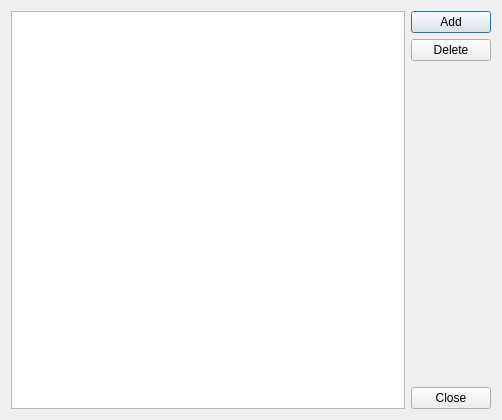
First picture: the form in src/forms/employeedialog.ui, repository fverco/CompanyCovidQuery, before the edit.
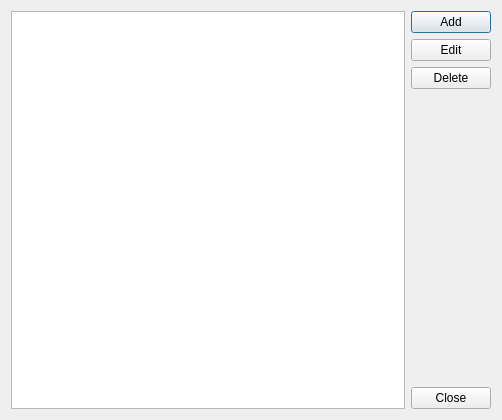
Second picture: the form after the edit.

Commit message: Create an edit employee button and give it a signal in EmployeeDialog

Patch:
```diff
--- a/src/forms/employeedialog.ui
+++ b/src/forms/employeedialog.ui
@@ -28,6 +28,13 @@
          </property>
         </widget>
        </item>
+       <item>
+        <widget class="QPushButton" name="btnEdit">
+         <property name="text">
+          <string>Edit</string>
+         </property>
+        </widget>
+       </item>
        <item>
         <widget class="QPushButton" name="btnDelete">
          <property name="text">
```
The commit also changes 2 other files.
